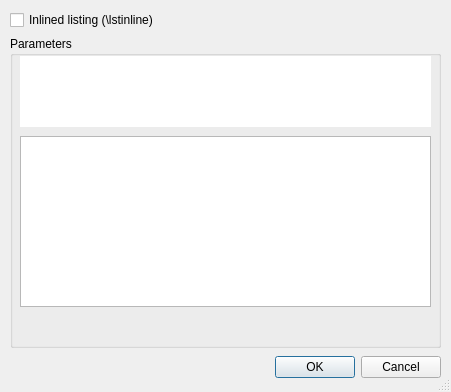
Qt form src/frontends/qt4/ui/ListingsUi.ui (cburschka/lyx) before a commit.
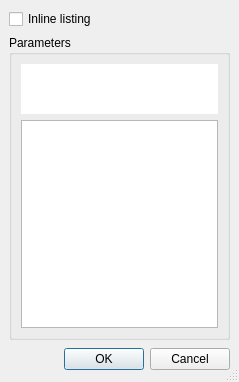
The same form after that commit.

Commit message: InsetListings: touch up the listings dialog

The edit to the form file:
```diff
--- a/src/frontends/qt4/ui/ListingsUi.ui
+++ b/src/frontends/qt4/ui/ListingsUi.ui
@@ -8,8 +8,8 @@
    <rect>
     <x>0</x>
     <y>0</y>
-    <width>451</width>
-    <height>392</height>
+    <width>239</width>
+    <height>382</height>
    </rect>
   </property>
   <property name="windowTitle" >
@@ -18,18 +18,9 @@
   <property name="sizeGripEnabled" >
    <bool>true</bool>
   </property>
-  <widget class="QWidget" name="layoutWidget" >
-   <property name="geometry" >
-    <rect>
-     <x>10</x>
-     <y>10</y>
-     <width>431</width>
-     <height>371</height>
-    </rect>
-   </property>
    <layout class="QVBoxLayout" >
     <property name="margin" >
-     <number>0</number>
+    <number>9</number>
     </property>
     <property name="spacing" >
      <number>6</number>
@@ -37,7 +28,7 @@
     <item>
      <widget class="QCheckBox" name="inlineCB" >
       <property name="text" >
-       <string>Inlined listing (\lstinline)</string>
+      <string>Inline listing</string>
       </property>
      </widget>
     </item>
@@ -54,35 +45,31 @@
       <property name="title" >
        <string>Parameters</string>
       </property>
-      <widget class="QTextEdit" name="listingsED" >
-       <property name="geometry" >
-        <rect>
-         <x>10</x>
-         <y>100</y>
-         <width>411</width>
-         <height>171</height>
-        </rect>
-       </property>
-      </widget>
+     <layout class="QVBoxLayout" >
+      <property name="margin" >
+       <number>9</number>
+      </property>
+      <property name="spacing" >
+       <number>6</number>
+      </property>
+      <item>
       <widget class="QTextBrowser" name="listingsTB" >
-       <property name="geometry" >
-        <rect>
-         <x>10</x>
-         <y>20</y>
-         <width>411</width>
-         <height>71</height>
-        </rect>
-       </property>
        <property name="sizePolicy" >
         <sizepolicy>
-         <hsizetype>4</hsizetype>
+          <hsizetype>7</hsizetype>
          <vsizetype>0</vsizetype>
          <horstretch>0</horstretch>
          <verstretch>0</verstretch>
         </sizepolicy>
        </property>
+        <property name="maximumSize" >
+         <size>
+          <width>16777215</width>
+          <height>50</height>
+         </size>
+        </property>
        <property name="cursor" >
-        <cursor>14</cursor>
+         <cursor>0</cursor>
        </property>
        <property name="acceptDrops" >
         <bool>false</bool>
@@ -100,6 +87,11 @@
         <bool>false</bool>
        </property>
       </widget>
+      </item>
+      <item>
+       <widget class="QTextEdit" name="listingsED" />
+      </item>
+     </layout>
      </widget>
     </item>
     <item>
@@ -147,7 +139,6 @@
     </item>
    </layout>
   </widget>
- </widget>
  <tabstops>
   <tabstop>okPB</tabstop>
   <tabstop>closePB</tabstop>
```
Left out of the diff: 3 changed lines with no effect on the pictures. Lines whose indentation alone changed are shown as unchanged.
